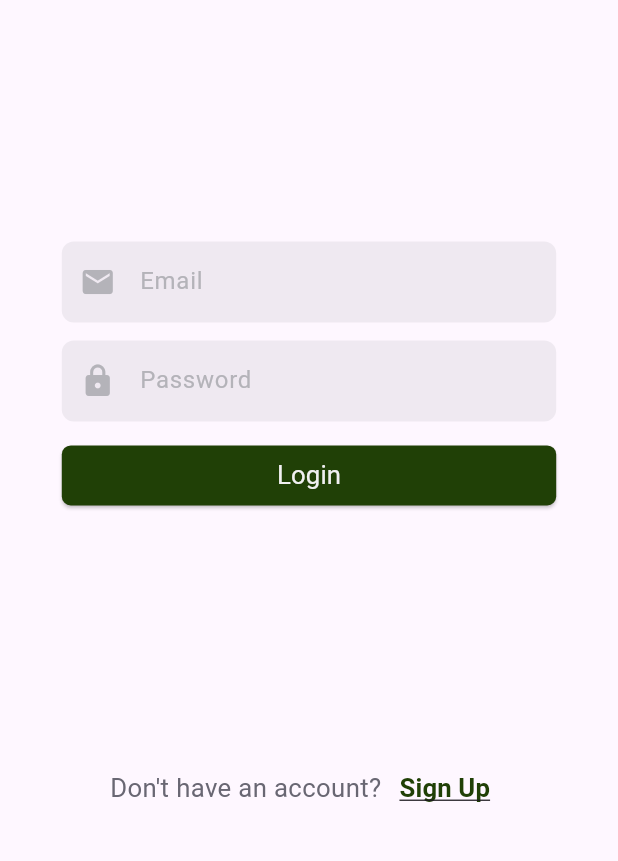
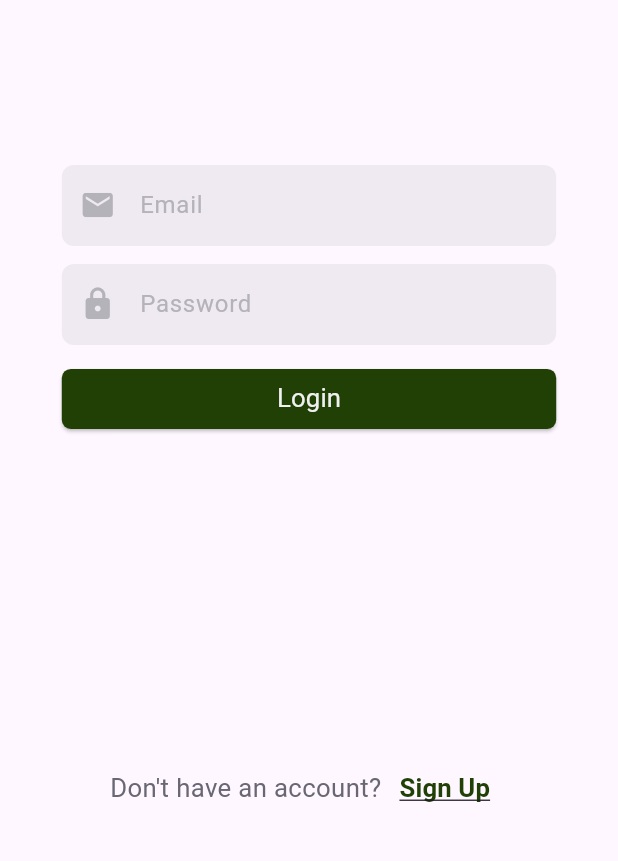
Before and after one commit to Team-Wilhelm/BotaniQue-MobDev, a Flutter app: the screen it shows after launch, on a phone screen of 412 x 824 dp, the part 349-1210 px from its top. Run offline on Flutter 3.47's test engine with Material 3 defaults, Android fonts, the light colour scheme and no system bars; our stand-ins replace lottie.

Commit message:
login screen pretty much finished, replace logo background in future

```diff
--- a/botanique/lib/login/login_screen.dart
+++ b/botanique/lib/login/login_screen.dart
@@ -12,14 +12,16 @@ class LoginScreen extends StatelessWidget {
     return Scaffold(
       body: Padding(
         padding: getEdgeInsets(context),
-        child: Column(
-          mainAxisAlignment: MainAxisAlignment.center,
+        child: Stack(
           children: [
-            const AppLogo(),
-            Expanded(
-              child: LoginForm(),
+            const Align(
+              alignment: Alignment.topCenter,
+              child: AppLogo(),
             ),
-            Row(
+            LoginForm(),
+            Align(
+              alignment: Alignment.bottomCenter,
+              child: Row(
                 mainAxisAlignment: MainAxisAlignment.center,
                 crossAxisAlignment: CrossAxisAlignment.center,
                 children: [
@@ -34,6 +36,7 @@ class LoginScreen extends StatelessWidget {
                     ),
                   ),
                 ],
+              ),
             )
           ],
         ),
```
Lines whose indentation alone changed are shown as unchanged.
